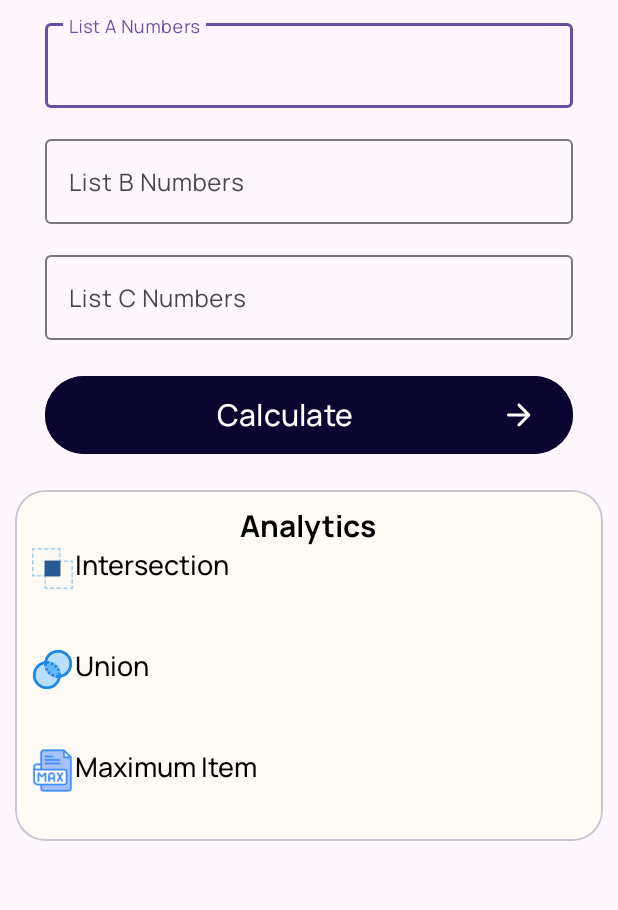
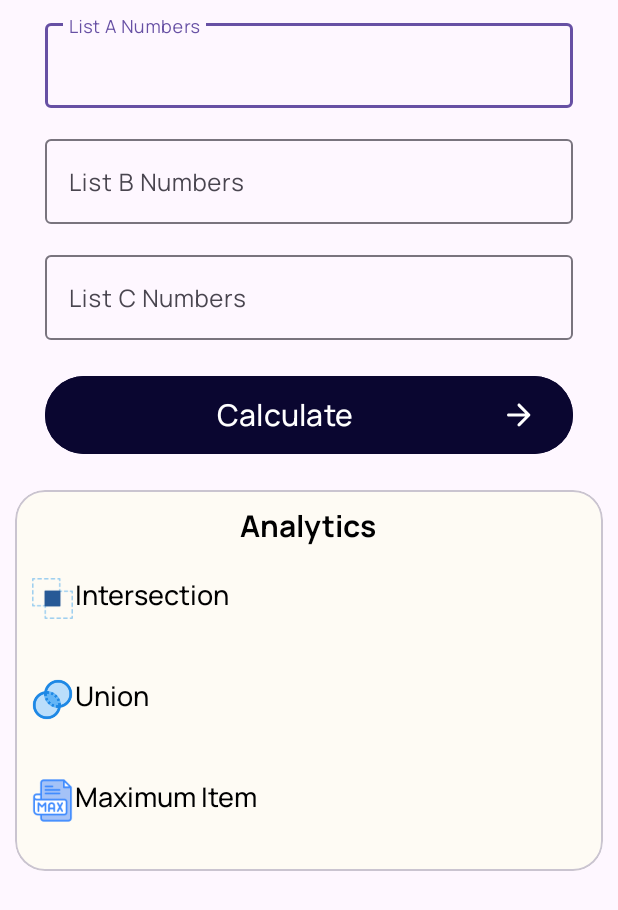
Before and after one commit to jayneeel/NumberAnalytics, an Android app: the layout activity_main.xml on its own in the app's theme, with its tools: preview values and no code run, on a phone screen of 412 x 824 dp. Shown: the top 910 px of the screen. Run offline under Robolectric (Android 15) with nearby library versions, the phone set to English and light mode, and no system bars.

Commit message:
- resource drawable refactoring

```diff
--- a/app/src/main/java/com/example/numberanalytics/MainActivity.kt
+++ b/app/src/main/java/com/example/numberanalytics/MainActivity.kt
@@ -1,8 +1,6 @@
 package com.example.numberanalytics
 
-import android.opengl.Visibility
 import android.os.Bundle
-import android.util.Log
 import androidx.activity.enableEdgeToEdge
 import androidx.appcompat.app.AppCompatActivity
 import androidx.core.view.ViewCompat
--- a/app/src/main/res/drawable/result_background.xml
+++ b/app/src/main/res/drawable/result_background.xml
@@ -1,11 +1,9 @@
 <?xml version="1.0" encoding="utf-8"?>
-<shape xmlns:android="http://schemas.android.com/apk/res/android">
     <shape xmlns:android="http://schemas.android.com/apk/res/android"
         android:shape="rectangle">
         <stroke
             android:width="1dp"
             android:color="#FEE9B7" />
         <solid android:color="#FEFBF4" />
-        <corners android:radius="4dp" /> <!-- Adjust the corner radius as needed -->
-    </shape>
+        <corners android:radius="4dp" />
 </shape>
--- a/app/src/main/res/layout/activity_main.xml
+++ b/app/src/main/res/layout/activity_main.xml
@@ -124,6 +124,7 @@
                 android:layout_width="match_parent"
                 android:layout_height="wrap_content"
                 android:gravity="top"
+                android:layout_marginTop="20dp"
                 android:orientation="horizontal">
 
                 <ImageView
```
